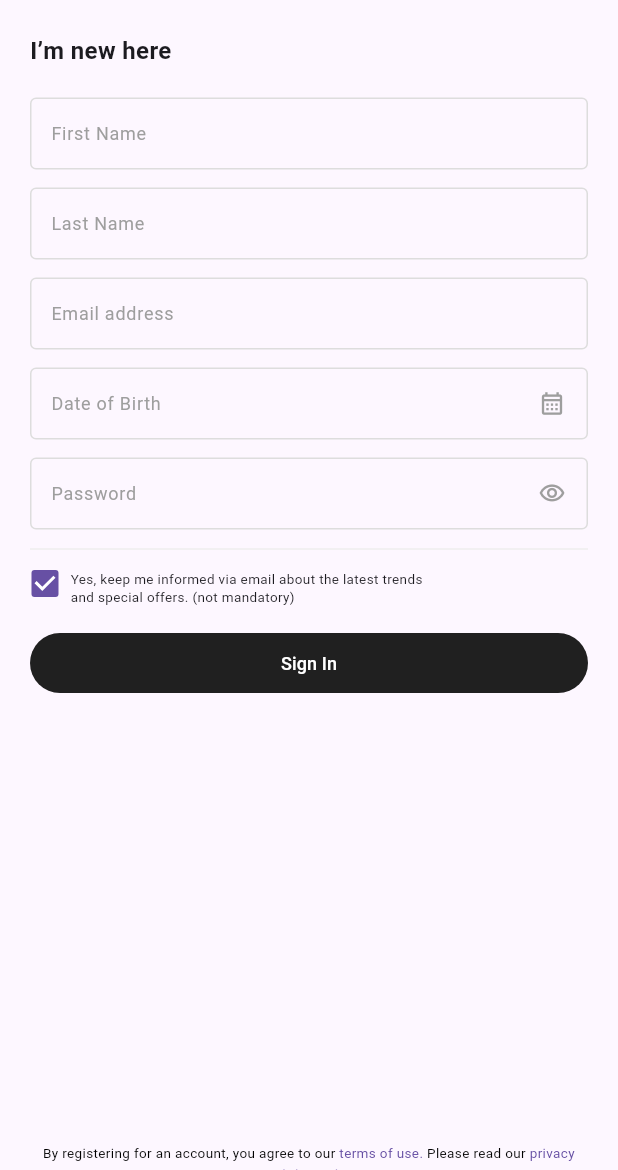
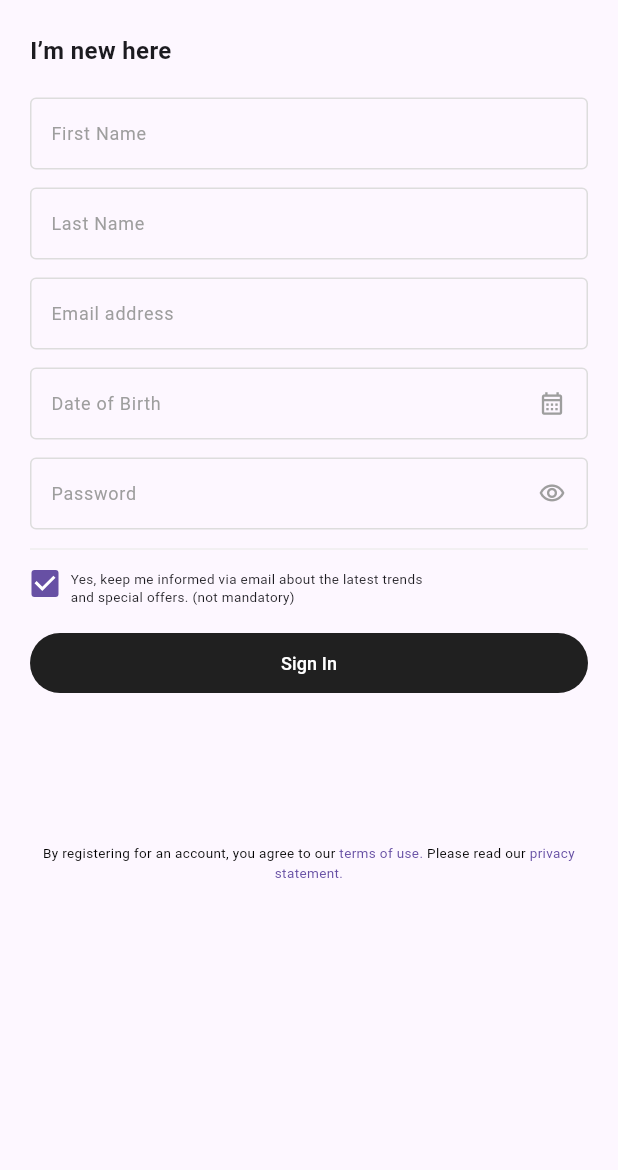
Before and after one commit to Toka-EzzEldin/verve_app, a Flutter app: the RegisterPage screen opened by its route, on a phone screen of 412 x 824 dp, the part 66-1236 px from its top. Run offline on Flutter 3.47's test engine with Material 3 defaults, Android fonts, the phone set to English and light mode, and no system bars; our stand-ins replace lottie.

Commit message:
Reduce height of SizedBox for Terms section

```diff
--- a/lib/features/Home/register.dart
+++ b/lib/features/Home/register.dart
@@ -336,7 +336,7 @@ class _RegisterPageState extends State<RegisterPage> {
                       ),
                     ),
 
-                    const SizedBox(height: 300), // Terms
+                    const SizedBox(height: 100), // Terms
                     const Center(
                       child: Text.rich(
                         TextSpan(
```
